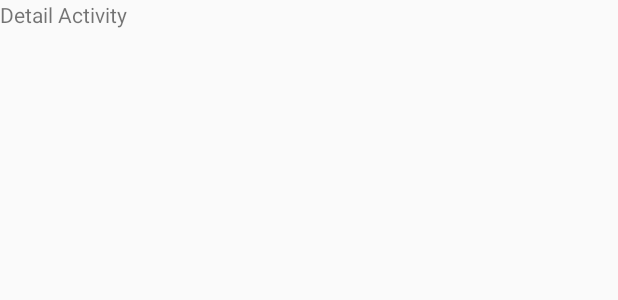
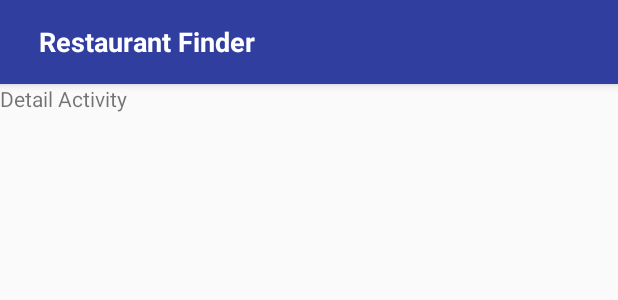
Before and after one commit to rhmedias/NearbyPlaces, an Android app: the layout activity_places_detail.xml on its own in the app's theme, with its tools: preview values and no code run, on a phone screen of 412 x 824 dp. Shown: the top 300 px of the screen. Run offline under Robolectric (Android 15) with nearby library versions, the phone set to English and light mode, and no system bars.

```diff
--- a/app/build.gradle
+++ b/app/build.gradle
@@ -74,5 +74,4 @@ dependencies {
     // Junit
     testCompile "junit:junit:${junit}"
 
-    compile 'com.android.support.constraint:constraint-layout:1.0.2'
 }
--- a/app/src/main/AndroidManifest.xml
+++ b/app/src/main/AndroidManifest.xml
@@ -27,7 +27,10 @@
             android:name="com.google.android.geo.API_KEY"
             android:value="@string/GEO_API_KEY" />
 
-        <activity android:name=".ui.list.ListNearbyPlacesActivity" />
+        <activity
+            android:name=".ui.list.ListNearbyPlacesActivity"
+            android:theme="@style/AppTheme.NoActionBar" />
+
         <activity android:name=".ui.detail.PlacesDetailActivity"></activity>
     </application>
 
--- a/app/src/main/res/layout/activity_places_detail.xml
+++ b/app/src/main/res/layout/activity_places_detail.xml
@@ -1,14 +1,46 @@
 <?xml version="1.0" encoding="utf-8"?>
-<android.support.constraint.ConstraintLayout xmlns:android="http://schemas.android.com/apk/res/android"
+<LinearLayout
+    xmlns:android="http://schemas.android.com/apk/res/android"
     xmlns:app="http://schemas.android.com/apk/res-auto"
     xmlns:tools="http://schemas.android.com/tools"
+    android:orientation="vertical"
     android:layout_width="match_parent"
     android:layout_height="match_parent"
     tools:context="com.restaurantfinder.ui.detail.PlacesDetailActivity">
+
+    <android.support.design.widget.AppBarLayout
+        android:layout_width="match_parent"
+        android:layout_height="wrap_content"
+        android:theme="@style/AppTheme.AppBarOverlay">
+
+        <android.support.v7.widget.Toolbar
+            android:id="@+id/toolbar"
+            android:layout_width="match_parent"
+            android:layout_height="?attr/actionBarSize"
+            android:background="@color/colorPrimaryDark"
+            app:popupTheme="@style/AppTheme.PopupOverlay">
+
+            <TextView
+                android:id="@+id/toolbar_title"
+                android:layout_width="wrap_content"
+                android:layout_height="wrap_content"
+                android:text="@string/app_name"
+                android:textSize="18sp"
+                android:textStyle="bold"
+                android:textColor="@color/colorWhite"
+                android:paddingLeft="10dp"
+                />
+
+        </android.support.v7.widget.Toolbar>
+
+    </android.support.design.widget.AppBarLayout>
+
 
     <TextView
         android:layout_width="wrap_content"
         android:layout_height="wrap_content"
         android:text="Detail Activity" />
 
-</android.support.constraint.ConstraintLayout>
+
+
+</LinearLayout>
--- a/app/src/main/res/values/strings.xml
+++ b/app/src/main/res/values/strings.xml
@@ -1,4 +1,5 @@
 <resources>
     <string name="app_name">Restaurant Finder</string>
     <string name="search_hint">Enter a place</string>
+    <string name="app_places_name">List of Places</string>
 </resources>
```
Also changed, not shown: app/src/main/java/com/restaurantfinder/ui/list/ListNearbyPlacesActivity.java (+20 -18 lines), app/src/main/java/com/restaurantfinder/ui/search/ListNearbyAdapter.java (+6 -3 lines), app/src/main/java/com/restaurantfinder/ui/search/MainActivity.java (+5 -3 lines), app/src/main/res/layout/activity_list_nearby_places.xml (+31 -2 lines), app/src/main/res/layout/restaurant_list.xml (+14 -6 lines), 36 other files.
